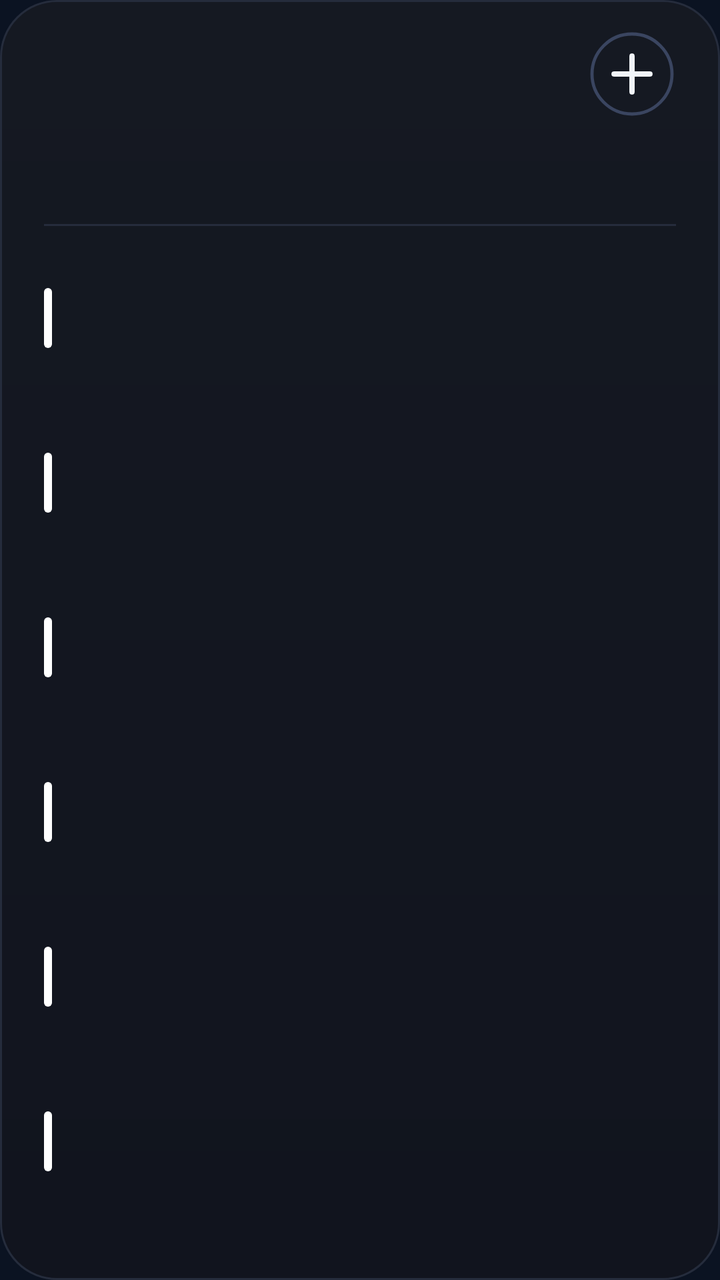
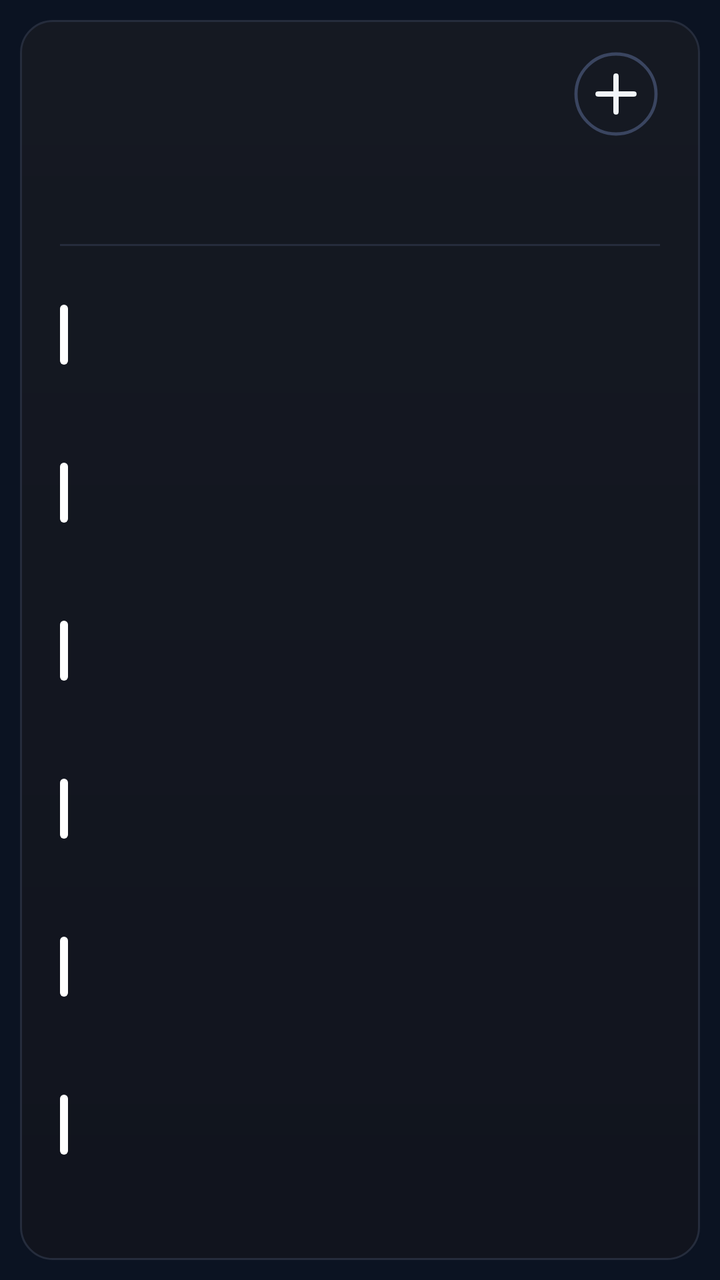

Compare the two renders of this Android layout. The source of the first and the diff that turns it into the second are given below.
<!-- AndroidManifest.xml: application theme AppTheme -->
<!-- res/layout/cal_k6.xml -->
<?xml version="1.0" encoding="utf-8"?>
<FrameLayout xmlns:android="http://schemas.android.com/apk/res/android"
    android:id="@+id/root"
    android:layout_width="match_parent"
    android:layout_height="match_parent"
    android:padding="0dp">

    <LinearLayout
        android:id="@+id/panel"
        android:layout_width="match_parent"
        android:layout_height="match_parent"
        android:background="@drawable/cal_panel"
        android:orientation="vertical"
        android:paddingStart="22dp"
        android:paddingTop="13dp"
        android:paddingEnd="22dp"
        android:paddingBottom="14dp">

        
        <LinearLayout
            android:layout_width="match_parent"
            android:layout_height="48dp"
            android:gravity="center_vertical"
            android:orientation="horizontal">
        <ImageView
            android:id="@+id/cal_day"
            android:layout_width="wrap_content"
            android:layout_height="47dp"
            android:adjustViewBounds="true"
            android:scaleType="fitStart" />

            <LinearLayout
                android:layout_width="0dp"
                android:layout_height="wrap_content"
                android:layout_marginStart="12dp"
                android:layout_weight="1"
                android:orientation="vertical">
                <ImageView
                    android:id="@+id/cal_month"
                    android:layout_width="match_parent"
                    android:layout_height="23dp"
                    android:adjustViewBounds="true"
                    android:scaleType="fitStart" />
                <ImageView
                    android:id="@+id/cal_sub"
                    android:layout_width="match_parent"
                    android:layout_height="16dp"
                    android:adjustViewBounds="true"
                    android:layout_marginTop="2dp"
                    android:scaleType="fitStart" />
            </LinearLayout>

            <ImageView
                android:id="@+id/btn_add"
                android:layout_width="44dp"
                android:layout_height="44dp"
                android:contentDescription="New event"
                android:src="@drawable/ic_cal_add" />
        </LinearLayout>

        
        <LinearLayout
            android:layout_width="match_parent"
            android:layout_height="44dp"
            android:layout_marginTop="2dp"
            android:orientation="horizontal">
            <LinearLayout
                android:layout_width="0dp"
                android:layout_height="match_parent"
                android:layout_weight="1"
                android:gravity="center_horizontal"
                android:orientation="vertical">
                <ImageView
                    android:id="@+id/wk_label_0"
                    android:layout_width="wrap_content"
                    android:layout_height="14dp"
                    android:adjustViewBounds="true"
                    android:scaleType="fitCenter" />
                <ImageView
                    android:id="@+id/wk_num_0"
                    android:layout_width="26dp"
                    android:layout_height="26dp"
                    android:adjustViewBounds="true"
                    android:layout_marginTop="3dp"
                    android:scaleType="fitCenter" />
            </LinearLayout>
            <LinearLayout
                android:layout_width="0dp"
                android:layout_height="match_parent"
                android:layout_weight="1"
                android:gravity="center_horizontal"
                android:orientation="vertical">
                <ImageView
                    android:id="@+id/wk_label_1"
                    android:layout_width="wrap_content"
                    android:layout_height="14dp"
                    android:adjustViewBounds="true"
                    android:scaleType="fitCenter" />
                <ImageView
                    android:id="@+id/wk_num_1"
                    android:layout_width="26dp"
                    android:layout_height="26dp"
                    android:adjustViewBounds="true"
                    android:layout_marginTop="3dp"
                    android:scaleType="fitCenter" />
            </LinearLayout>
            <LinearLayout
                android:layout_width="0dp"
                android:layout_height="match_parent"
                android:layout_weight="1"
                android:gravity="center_horizontal"
                android:orientation="vertical">
                <ImageView
                    android:id="@+id/wk_label_2"
                    android:layout_width="wrap_content"
                    android:layout_height="14dp"
                    android:adjustViewBounds="true"
                    android:scaleType="fitCenter" />
                <ImageView
                    android:id="@+id/wk_num_2"
                    android:layout_width="26dp"
                    android:layout_height="26dp"
                    android:adjustViewBounds="true"
                    android:layout_marginTop="3dp"
                    android:scaleType="fitCenter" />
            </LinearLayout>
            <LinearLayout
                android:layout_width="0dp"
                android:layout_height="match_parent"
                android:layout_weight="1"
                android:gravity="center_horizontal"
                android:orientation="vertical">
                <ImageView
                    android:id="@+id/wk_label_3"
                    android:layout_width="wrap_content"
                    android:layout_height="14dp"
                    android:adjustViewBounds="true"
                    android:scaleType="fitCenter" />
                <ImageView
                    android:id="@+id/wk_num_3"
                    android:layout_width="26dp"
                    android:layout_height="26dp"
                    android:adjustViewBounds="true"
                    android:layout_marginTop="3dp"
                    android:scaleType="fitCenter" />
            </LinearLayout>
            <LinearLayout
                android:layout_width="0dp"
                android:layout_height="match_parent"
                android:layout_weight="1"
                android:gravity="center_horizontal"
                android:orientation="vertical">
                <ImageView
                    android:id="@+id/wk_label_4"
                    android:layout_width="wrap_content"
                    android:layout_height="14dp"
                    android:adjustViewBounds="true"
                    android:scaleType="fitCenter" />
                <ImageView
                    android:id="@+id/wk_num_4"
                    android:layout_width="26dp"
                    android:layout_height="26dp"
                    android:adjustViewBounds="true"
                    android:layout_marginTop="3dp"
                    android:scaleType="fitCenter" />
            </LinearLayout>
            <LinearLayout
                android:layout_width="0dp"
                android:layout_height="match_parent"
                android:layout_weight="1"
                android:gravity="center_horizontal"
                android:orientation="vertical">
                <ImageView
                    android:id="@+id/wk_label_5"
                    android:layout_width="wrap_content"
                    android:layout_height="14dp"
                    android:adjustViewBounds="true"
                    android:scaleType="fitCenter" />
                <ImageView
                    android:id="@+id/wk_num_5"
                    android:layout_width="26dp"
                    android:layout_height="26dp"
                    android:adjustViewBounds="true"
                    android:layout_marginTop="3dp"
                    android:scaleType="fitCenter" />
            </LinearLayout>
            <LinearLayout
                android:layout_width="0dp"
                android:layout_height="match_parent"
                android:layout_weight="1"
                android:gravity="center_horizontal"
                android:orientation="vertical">
                <ImageView
                    android:id="@+id/wk_label_6"
                    android:layout_width="wrap_content"
                    android:layout_height="14dp"
                    android:adjustViewBounds="true"
                    android:scaleType="fitCenter" />
                <ImageView
                    android:id="@+id/wk_num_6"
                    android:layout_width="26dp"
                    android:layout_height="26dp"
                    android:adjustViewBounds="true"
                    android:layout_marginTop="3dp"
                    android:scaleType="fitCenter" />
            </LinearLayout>
        </LinearLayout>

        <ImageView
            android:layout_width="match_parent"
            android:layout_height="1dp"
            android:layout_marginTop="5dp"
            android:layout_marginBottom="5dp"
            android:scaleType="fitXY"
            android:src="@drawable/cal_divider" />

        
        <LinearLayout
            android:layout_width="match_parent"
            android:layout_height="0dp"
            android:layout_weight="1"
            android:orientation="vertical">
        <LinearLayout
            android:id="@+id/cal_row_0"
            android:layout_width="match_parent"
            android:layout_height="0dp"
            android:layout_weight="1"
            android:gravity="center_vertical"
            android:orientation="horizontal">

            <ImageView
                android:id="@+id/cal_bar_0"
                android:layout_width="4dp"
                android:layout_height="30dp"
                android:layout_marginEnd="11dp"
                android:scaleType="fitXY"
                android:src="@drawable/cal_bar" />

            <LinearLayout
                android:layout_width="0dp"
                android:layout_height="wrap_content"
                android:layout_weight="1"
                android:orientation="vertical">

                <LinearLayout
                    android:layout_width="match_parent"
                    android:layout_height="wrap_content"
                    android:orientation="horizontal">
                    <ImageView
                        android:id="@+id/cal_time_0"
                        android:layout_width="wrap_content"
                        android:layout_height="16dp"
                        android:adjustViewBounds="true"
                        android:scaleType="fitStart" />
                    <ImageView
                        android:id="@+id/cal_hint_0"
                        android:layout_width="wrap_content"
                        android:layout_height="16dp"
                        android:adjustViewBounds="true"
                        android:layout_marginStart="9dp"
                        android:scaleType="fitStart" />
                </LinearLayout>
                <ImageView
                    android:id="@+id/cal_title_0"
                    android:layout_width="match_parent"
                    android:layout_height="22dp"
                    android:adjustViewBounds="true"
                    android:layout_marginTop="1dp"
                    android:scaleType="fitStart" />
            </LinearLayout>
        </LinearLayout>
        <LinearLayout
            android:id="@+id/cal_row_1"
            android:layout_width="match_parent"
            android:layout_height="0dp"
            android:layout_weight="1"
            android:gravity="center_vertical"
            android:orientation="horizontal">

            <ImageView
                android:id="@+id/cal_bar_1"
                android:layout_width="4dp"
                android:layout_height="30dp"
                android:layout_marginEnd="11dp"
                android:scaleType="fitXY"
                android:src="@drawable/cal_bar" />

            <LinearLayout
                android:layout_width="0dp"
                android:layout_height="wrap_content"
                android:layout_weight="1"
                android:orientation="vertical">

                <LinearLayout
                    android:layout_width="match_parent"
                    android:layout_height="wrap_content"
                    android:orientation="horizontal">
                    <ImageView
                        android:id="@+id/cal_time_1"
                        android:layout_width="wrap_content"
                        android:layout_height="16dp"
                        android:adjustViewBounds="true"
                        android:scaleType="fitStart" />
                    <ImageView
                        android:id="@+id/cal_hint_1"
                        android:layout_width="wrap_content"
                        android:layout_height="16dp"
                        android:adjustViewBounds="true"
                        android:layout_marginStart="9dp"
                        android:scaleType="fitStart" />
                </LinearLayout>
                <ImageView
                    android:id="@+id/cal_title_1"
                    android:layout_width="match_parent"
                    android:layout_height="22dp"
                    android:adjustViewBounds="true"
                    android:layout_marginTop="1dp"
                    android:scaleType="fitStart" />
            </LinearLayout>
        </LinearLayout>
        <LinearLayout
            android:id="@+id/cal_row_2"
            android:layout_width="match_parent"
            android:layout_height="0dp"
            android:layout_weight="1"
            android:gravity="center_vertical"
            android:orientation="horizontal">

            <ImageView
                android:id="@+id/cal_bar_2"
                android:layout_width="4dp"
                android:layout_height="30dp"
                android:layout_marginEnd="11dp"
                android:scaleType="fitXY"
                android:src="@drawable/cal_bar" />

            <LinearLayout
                android:layout_width="0dp"
                android:layout_height="wrap_content"
                android:layout_weight="1"
                android:orientation="vertical">

                <LinearLayout
                    android:layout_width="match_parent"
                    android:layout_height="wrap_content"
                    android:orientation="horizontal">
                    <ImageView
                        android:id="@+id/cal_time_2"
                        android:layout_width="wrap_content"
                        android:layout_height="16dp"
                        android:adjustViewBounds="true"
                        android:scaleType="fitStart" />
                    <ImageView
                        android:id="@+id/cal_hint_2"
                        android:layout_width="wrap_content"
                        android:layout_height="16dp"
                        android:adjustViewBounds="true"
                        android:layout_marginStart="9dp"
                        android:scaleType="fitStart" />
                </LinearLayout>
                <ImageView
                    android:id="@+id/cal_title_2"
                    android:layout_width="match_parent"
                    android:layout_height="22dp"
                    android:adjustViewBounds="true"
                    android:layout_marginTop="1dp"
                    android:scaleType="fitStart" />
            </LinearLayout>
        </LinearLayout>
        <LinearLayout
            android:id="@+id/cal_row_3"
            android:layout_width="match_parent"
            android:layout_height="0dp"
            android:layout_weight="1"
            android:gravity="center_vertical"
            android:orientation="horizontal">

            <ImageView
                android:id="@+id/cal_bar_3"
                android:layout_width="4dp"
                android:layout_height="30dp"
                android:layout_marginEnd="11dp"
                android:scaleType="fitXY"
                android:src="@drawable/cal_bar" />

            <LinearLayout
                android:layout_width="0dp"
                android:layout_height="wrap_content"
                android:layout_weight="1"
                android:orientation="vertical">

                <LinearLayout
                    android:layout_width="match_parent"
                    android:layout_height="wrap_content"
                    android:orientation="horizontal">
                    <ImageView
                        android:id="@+id/cal_time_3"
                        android:layout_width="wrap_content"
                        android:layout_height="16dp"
                        android:adjustViewBounds="true"
                        android:scaleType="fitStart" />
                    <ImageView
                        android:id="@+id/cal_hint_3"
                        android:layout_width="wrap_content"
                        android:layout_height="16dp"
                        android:adjustViewBounds="true"
                        android:layout_marginStart="9dp"
                        android:scaleType="fitStart" />
                </LinearLayout>
                <ImageView
                    android:id="@+id/cal_title_3"
                    android:layout_width="match_parent"
                    android:layout_height="22dp"
                    android:adjustViewBounds="true"
                    android:layout_marginTop="1dp"
                    android:scaleType="fitStart" />
            </LinearLayout>
        </LinearLayout>
        <LinearLayout
            android:id="@+id/cal_row_4"
            android:layout_width="match_parent"
            android:layout_height="0dp"
            android:layout_weight="1"
            android:gravity="center_vertical"
            android:orientation="horizontal">

            <ImageView
                android:id="@+id/cal_bar_4"
                android:layout_width="4dp"
                android:layout_height="30dp"
                android:layout_marginEnd="11dp"
                android:scaleType="fitXY"
                android:src="@drawable/cal_bar" />

            <LinearLayout
                android:layout_width="0dp"
                android:layout_height="wrap_content"
                android:layout_weight="1"
                android:orientation="vertical">

                <LinearLayout
                    android:layout_width="match_parent"
                    android:layout_height="wrap_content"
                    android:orientation="horizontal">
                    <ImageView
                        android:id="@+id/cal_time_4"
                        android:layout_width="wrap_content"
                        android:layout_height="16dp"
                        android:adjustViewBounds="true"
                        android:scaleType="fitStart" />
                    <ImageView
                        android:id="@+id/cal_hint_4"
                        android:layout_width="wrap_content"
                        android:layout_height="16dp"
                        android:adjustViewBounds="true"
                        android:layout_marginStart="9dp"
                        android:scaleType="fitStart" />
                </LinearLayout>
                <ImageView
                    android:id="@+id/cal_title_4"
                    android:layout_width="match_parent"
                    android:layout_height="22dp"
                    android:adjustViewBounds="true"
                    android:layout_marginTop="1dp"
                    android:scaleType="fitStart" />
            </LinearLayout>
        </LinearLayout>
        <LinearLayout
            android:id="@+id/cal_row_5"
            android:layout_width="match_parent"
            android:layout_height="0dp"
            android:layout_weight="1"
            android:gravity="center_vertical"
            android:orientation="horizontal">

            <ImageView
                android:id="@+id/cal_bar_5"
                android:layout_width="4dp"
                android:layout_height="30dp"
                android:layout_marginEnd="11dp"
                android:scaleType="fitXY"
                android:src="@drawable/cal_bar" />

            <LinearLayout
                android:layout_width="0dp"
                android:layout_height="wrap_content"
                android:layout_weight="1"
                android:orientation="vertical">

                <LinearLayout
                    android:layout_width="match_parent"
                    android:layout_height="wrap_content"
                    android:orientation="horizontal">
                    <ImageView
                        android:id="@+id/cal_time_5"
                        android:layout_width="wrap_content"
                        android:layout_height="16dp"
                        android:adjustViewBounds="true"
                        android:scaleType="fitStart" />
                    <ImageView
                        android:id="@+id/cal_hint_5"
                        android:layout_width="wrap_content"
                        android:layout_height="16dp"
                        android:adjustViewBounds="true"
                        android:layout_marginStart="9dp"
                        android:scaleType="fitStart" />
                </LinearLayout>
                <ImageView
                    android:id="@+id/cal_title_5"
                    android:layout_width="match_parent"
                    android:layout_height="22dp"
                    android:adjustViewBounds="true"
                    android:layout_marginTop="1dp"
                    android:scaleType="fitStart" />
            </LinearLayout>
        </LinearLayout>
        </LinearLayout>
        <ImageView
            android:id="@+id/cal_more"
            android:layout_width="match_parent"
            android:layout_height="14dp"
            android:adjustViewBounds="true"
            android:scaleType="fitEnd" />
    </LinearLayout>
</FrameLayout>
<!-- resources referenced by this layout -->
<resources>
  <!-- drawable cal_bar (drawable) -->
  <?xml version="1.0" encoding="utf-8"?>
  <shape xmlns:android="http://schemas.android.com/apk/res/android" android:shape="rectangle">
      <solid android:color="#FFFFFFFF" />
      <corners android:radius="2dp" />
  </shape>
  <!-- drawable cal_divider (drawable) -->
  <?xml version="1.0" encoding="utf-8"?>
  <shape xmlns:android="http://schemas.android.com/apk/res/android" android:shape="rectangle">
      <solid android:color="#FF252C3C" />
  </shape>
  <!-- drawable cal_panel (drawable) -->
  <?xml version="1.0" encoding="utf-8"?>
  <shape xmlns:android="http://schemas.android.com/apk/res/android" android:shape="rectangle">
      <gradient android:angle="270" android:startColor="#FF151922" android:endColor="#FF11141E" />
      <stroke android:width="1dp" android:color="#FF252C3C" />
      <corners android:radius="@dimen/widget_radius" />
  </shape>
  <!-- drawable ic_cal_add (drawable) -->
  <?xml version="1.0" encoding="utf-8"?>
  <vector xmlns:android="http://schemas.android.com/apk/res/android"
      android:width="44dp"
      android:height="44dp"
      android:viewportWidth="44"
      android:viewportHeight="44">
      <path
          android:pathData="M22,22m-20,0a20,20 0,1 1,40 0a20,20 0,1 1,-40 0"
          android:strokeColor="#FF3A4560"
          android:strokeWidth="1.6" />
      <path
          android:pathData="M13,22L31,22M22,13L22,31"
          android:strokeColor="#FFF1F5F9"
          android:strokeLineCap="round"
          android:strokeWidth="2.6" />
  </vector>
  <style name="AppTheme" parent="@android:style/Theme.DeviceDefault.NoActionBar">
          <item name="android:colorAccent">#DF8B35</item>
          <item name="android:colorControlActivated">#DF8B35</item>
          <item name="android:windowBackground">#0B1322</item>
          <item name="android:statusBarColor">#0E111A</item>
          <item name="android:navigationBarColor">#0B1322</item>
          <item name="android:textColorHint">#718096</item>
      </style>
  <dimen name="widget_radius">20dp</dimen>
</resources>

<!-- the commit's change to res/layout/cal_k6.xml (unified diff, before → after) -->
@@ -3,7 +3,7 @@
     android:id="@+id/root"
     android:layout_width="match_parent"
     android:layout_height="match_parent"
-    android:padding="0dp">
+    android:padding="10dp">
 
     <LinearLayout
         android:id="@+id/panel"
@@ -11,9 +11,9 @@
         android:layout_height="match_parent"
         android:background="@drawable/cal_panel"
         android:orientation="vertical"
-        android:paddingStart="22dp"
+        android:paddingStart="20dp"
         android:paddingTop="13dp"
-        android:paddingEnd="22dp"
+        android:paddingEnd="20dp"
         android:paddingBottom="14dp">
 
         
<!-- resource entries referenced after the edit -->
@@ -43,6 +43,6 @@
           <item name="android:navigationBarColor">#0B1322</item>
           <item name="android:textColorHint">#718096</item>
       </style>
-  <dimen name="widget_radius">20dp</dimen>
+  <dimen name="widget_radius">16dp</dimen>
 </resources>
 
